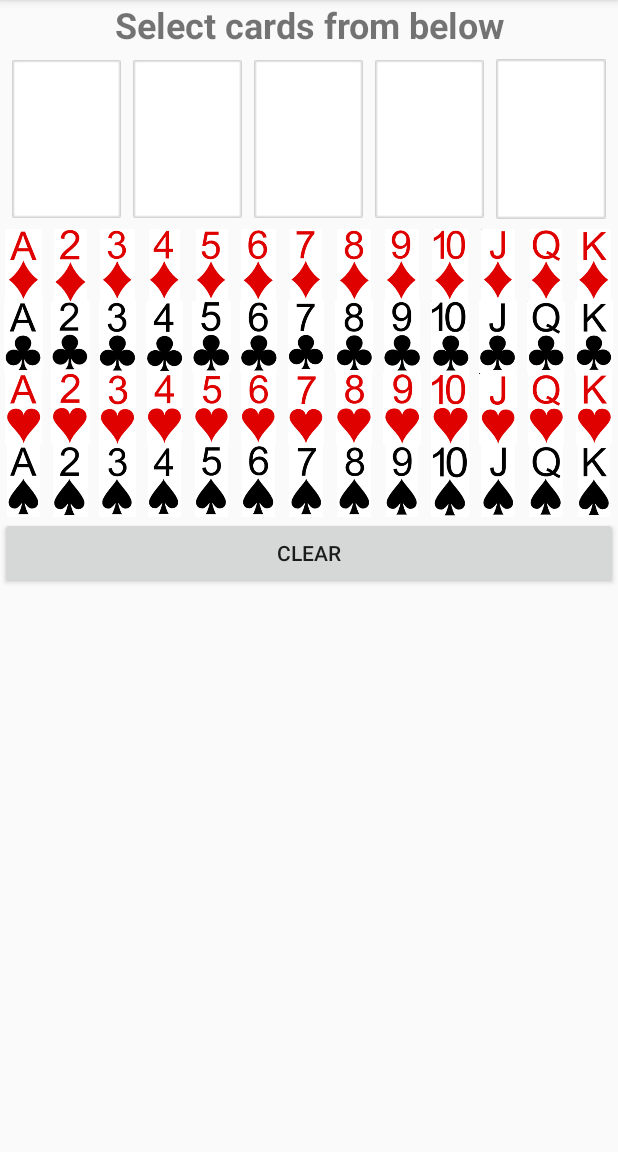
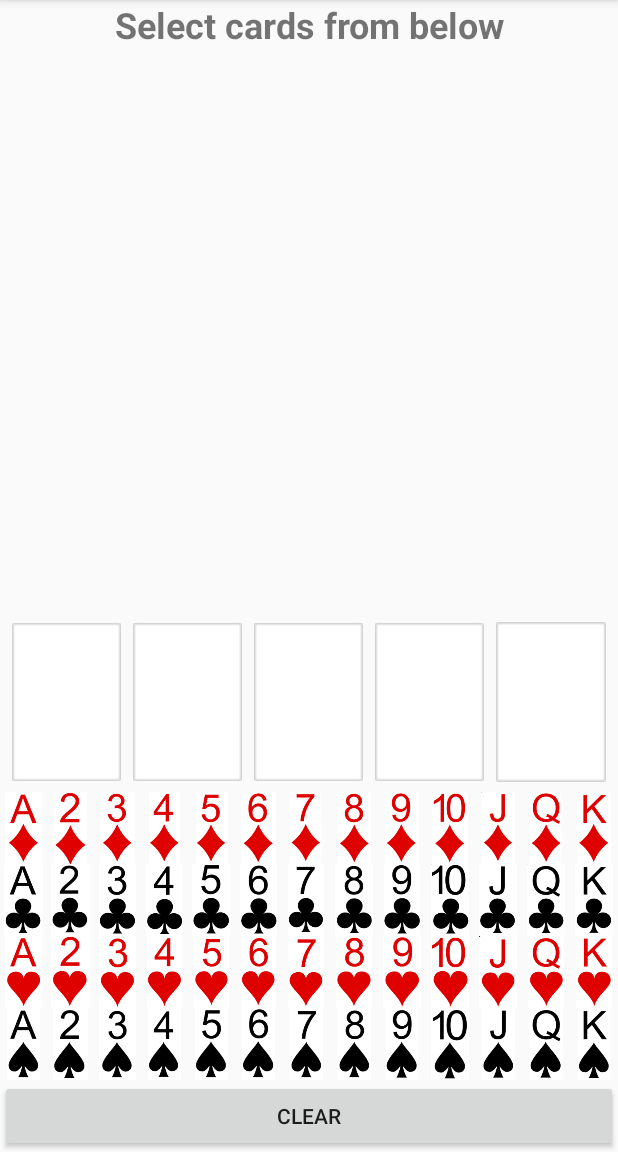
Before and after one commit to jwalters006/PokerTrainer, an Android app: the screen it shows after launch (MainActivity), on a phone screen of 412 x 824 dp, the part 84-1236 px from its top. Run offline under Robolectric (Android 15) with nearby library versions, the phone set to English and light mode, and no system bars.

Commit message:
Remove the ScrollView and force portrait mode
This commit would remove the ScrollView and force portrait mode, and also
align the clear button to the bottom of the screen, while aligning the five
card hand and the card selection area above the clear button.  These
changes would afford more empty space at the top of the screen for more
verbose text output.

```diff
--- a/app/build.gradle
+++ b/app/build.gradle
@@ -5,7 +5,7 @@ android {
     buildToolsVersion "25.0.2"
     defaultConfig {
         applicationId "com.rallymonkey911.android.pokertrainer"
-        minSdkVersion 20
+        minSdkVersion 10
         targetSdkVersion 25
         versionCode 1
         versionName "1.0"
@@ -20,11 +20,12 @@ android {
 }
 
 dependencies {
-    compile fileTree(dir: 'libs', include: ['*.jar'])
+    compile fileTree(include: ['*.jar'], dir: 'libs')
     androidTestCompile('com.android.support.test.espresso:espresso-core:2.2.2', {
         exclude group: 'com.android.support', module: 'support-annotations'
     })
     compile 'com.android.support:appcompat-v7:25.3.0'
     compile 'com.android.support.constraint:constraint-layout:1.0.0-beta4'
     testCompile 'junit:junit:4.12'
+    compile files('libs/jsefa-1.0.0.RELEASE.jar')
 }
--- a/app/src/main/AndroidManifest.xml
+++ b/app/src/main/AndroidManifest.xml
@@ -1,6 +1,6 @@
 <?xml version="1.0" encoding="utf-8"?>
 <manifest xmlns:android="http://schemas.android.com/apk/res/android"
-    package="com.rallymonkey911.android.pokertrainer" >
+    package="com.rallymonkey911.android.pokertrainer">
 
     <application
         android:allowBackup="true"
@@ -8,11 +8,13 @@
         android:label="@string/app_name"
         android:roundIcon="@mipmap/ic_launcher_round"
         android:supportsRtl="true"
-        android:theme="@style/AppTheme" >
-        <activity android:name=".MainActivity" >
+        android:theme="@style/AppTheme">
+        <activity
+            android:name=".MainActivity"
+            android:configChanges="orientation"
+            android:screenOrientation="portrait">
             <intent-filter>
                 <action android:name="android.intent.action.MAIN" />
-
                 <category android:name="android.intent.category.LAUNCHER" />
             </intent-filter>
         </activity>
--- a/app/src/main/res/layout/activity_main.xml
+++ b/app/src/main/res/layout/activity_main.xml
@@ -18,66 +18,21 @@
         android:textSize="24sp"
         android:textStyle="bold" />
 
-    <LinearLayout
-        android:id="@+id/card_hand"
+
+
+    <Button
+        android:id="@+id/clear_button"
         android:layout_width="match_parent"
         android:layout_height="wrap_content"
-        android:layout_below="@id/sample_text"
-        android:orientation="horizontal">
-
-        <ImageView
-            android:id="@+id/card_one"
-            android:layout_width="0dp"
-            android:layout_height="@dimen/card_height"
-            android:layout_marginLeft="@dimen/horizontal_spacing"
-            android:layout_marginRight="@dimen/horizontal_spacing"
-            android:layout_weight="1"
-            android:contentDescription="@string/card_image" />
-
-        <ImageView
-            android:id="@+id/card_two"
-            android:layout_width="0dp"
-            android:layout_height="@dimen/card_height"
-            android:layout_marginRight="@dimen/horizontal_spacing"
-            android:layout_weight="1"
-            android:contentDescription="@string/card_image" />
-
-        <ImageView
-            android:id="@+id/card_three"
-            android:layout_width="0dp"
-            android:layout_height="@dimen/card_height"
-            android:layout_marginRight="@dimen/horizontal_spacing"
-            android:layout_weight="1"
-            android:contentDescription="@string/card_image" />
-
-        <ImageView
-            android:id="@+id/card_four"
-            android:layout_width="0dp"
-            android:layout_height="@dimen/card_height"
-            android:layout_marginRight="@dimen/horizontal_spacing"
-            android:layout_weight="1"
-            android:contentDescription="@string/card_image" />
-
-        <ImageView
-            android:id="@+id/card_five"
-            android:layout_width="0dp"
-            android:layout_height="@dimen/card_height"
-            android:layout_marginRight="@dimen/horizontal_spacing"
-            android:layout_weight="1"
-            android:contentDescription="@string/card_image" />
-
-    </LinearLayout>
-
-    <ScrollView
-        android:id="@+id/scroll_view"
-        android:layout_width="wrap_content"
-        android:layout_height="wrap_content"
-        android:layout_below="@id/card_hand">
+        android:layout_alignParentBottom="true"
+        android:layout_centerHorizontal="true"
+        android:text="@string/clear_button_text" />
 
     <LinearLayout
         android:id="@+id/rows_parent"
         android:layout_width="wrap_content"
         android:layout_height="wrap_content"
+        android:layout_above="@id/clear_button"
         android:orientation="vertical">
 
         <LinearLayout
@@ -419,15 +374,59 @@
                 android:layout_weight="1" />
         </LinearLayout>
 
-            <Button
-                android:id="@+id/clear_button"
+    </LinearLayout>
+
+    <LinearLayout
+        android:id="@+id/card_hand"
         android:layout_width="match_parent"
         android:layout_height="wrap_content"
-                android:layout_centerHorizontal="true"
-                android:text="@string/clear_button_text" />
+        android:layout_above="@id/rows_parent"
+        android:orientation="horizontal">
+
+        <ImageView
+            android:id="@+id/card_one"
+            android:layout_width="0dp"
+            android:layout_height="@dimen/card_height"
+            android:layout_marginLeft="@dimen/horizontal_spacing"
+            android:layout_marginRight="@dimen/horizontal_spacing"
+            android:layout_weight="1"
+            android:contentDescription="@string/card_image" />
+
+        <ImageView
+            android:id="@+id/card_two"
+            android:layout_width="0dp"
+            android:layout_height="@dimen/card_height"
+            android:layout_marginRight="@dimen/horizontal_spacing"
+            android:layout_weight="1"
+            android:contentDescription="@string/card_image" />
+
+        <ImageView
+            android:id="@+id/card_three"
+            android:layout_width="0dp"
+            android:layout_height="@dimen/card_height"
+            android:layout_marginRight="@dimen/horizontal_spacing"
+            android:layout_weight="1"
+            android:contentDescription="@string/card_image" />
+
+        <ImageView
+            android:id="@+id/card_four"
+            android:layout_width="0dp"
+            android:layout_height="@dimen/card_height"
+            android:layout_marginRight="@dimen/horizontal_spacing"
+            android:layout_weight="1"
+            android:contentDescription="@string/card_image" />
+
+        <ImageView
+            android:id="@+id/card_five"
+            android:layout_width="0dp"
+            android:layout_height="@dimen/card_height"
+            android:layout_marginRight="@dimen/horizontal_spacing"
+            android:layout_weight="1"
+            android:contentDescription="@string/card_image" />
 
     </LinearLayout>
 
-    </ScrollView>
+
+
 
 </RelativeLayout>
```
Lines whose indentation alone changed are shown as unchanged.
